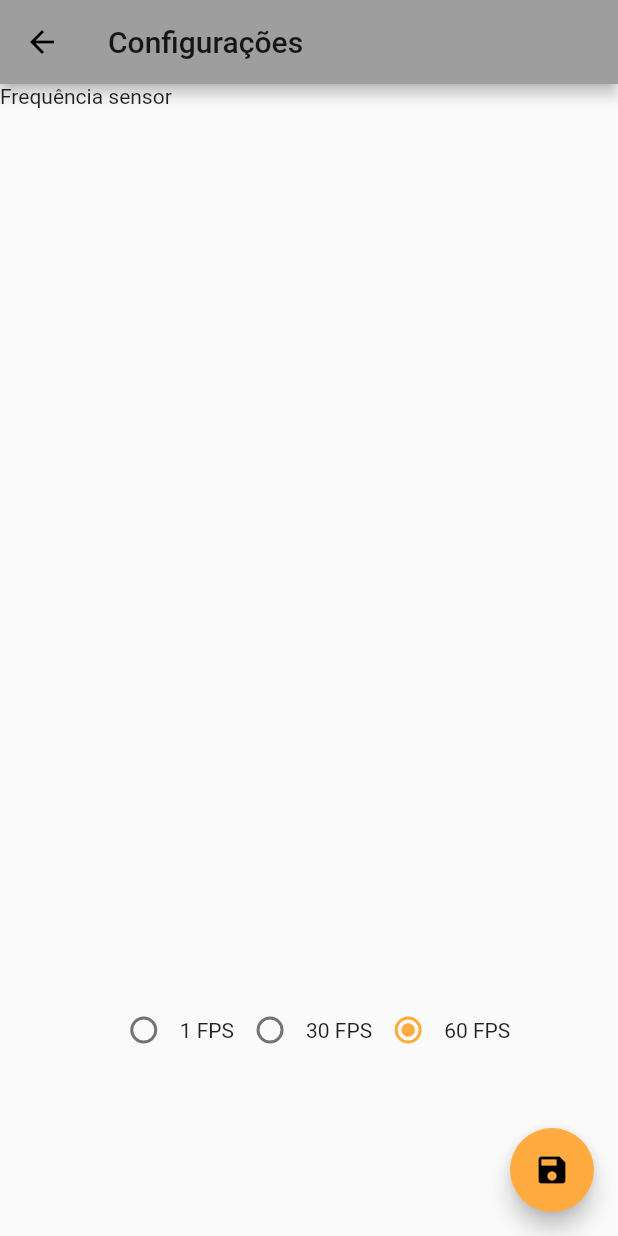
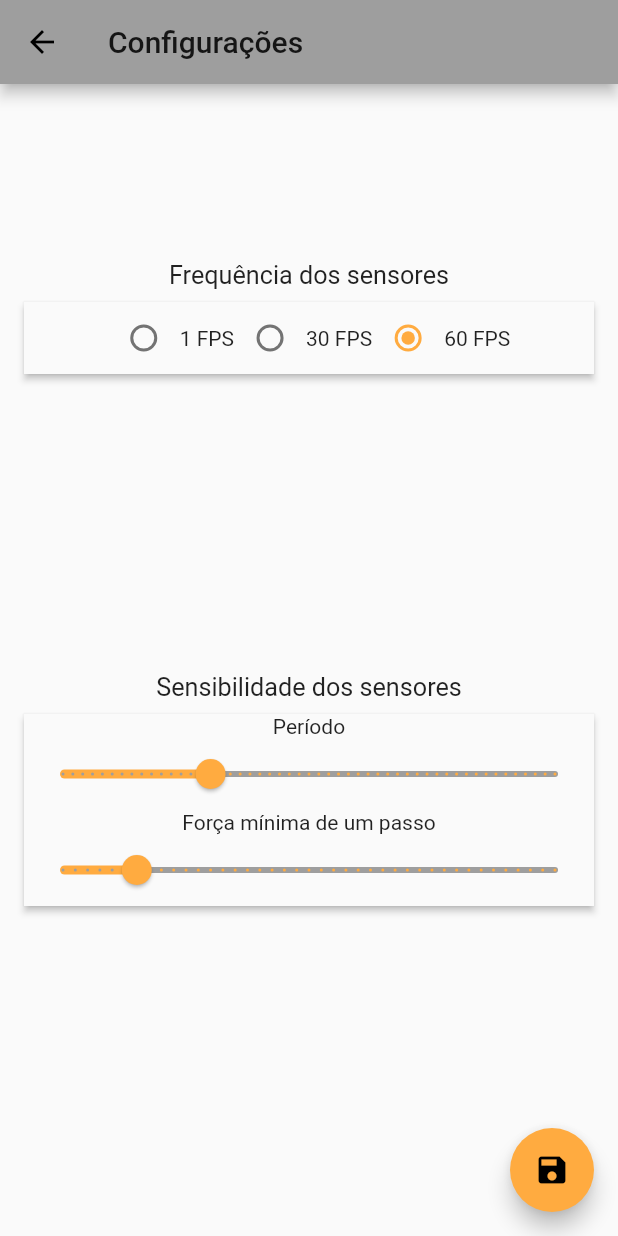
Before and after one commit to stlandre/Step-Counter, a Flutter app: the Settings screen opened directly, on a phone screen of 412 x 824 dp. Run offline on Flutter 3.47's test engine with Material 2 defaults, Android fonts, the phone set to English and light mode, and no system bars; missing offline and left inert: motion_sensors.

Commit message:
Layout da tela configurações (settings.dart) e chamada da mesma no dashboard. (ainda não funcional)

```diff
--- a/lib/screens/settings.dart
+++ b/lib/screens/settings.dart
@@ -7,6 +7,8 @@ import 'package:steps/model/steps.dart';
 import 'package:vector_math/vector_math_64.dart' hide Colors;
 import 'package:motion_sensors/motion_sensors.dart';
 import 'package:steps/main.dart';
+
+import 'dashboard.dart';
 
 class Settings extends StatefulWidget {
   @override
@@ -30,40 +32,125 @@ class SettingsState extends State<Settings> {
       ),
       body: Material(
         child: Column(
-          mainAxisAlignment: MainAxisAlignment.spaceBetween,
+          mainAxisAlignment: MainAxisAlignment.center,
           crossAxisAlignment: CrossAxisAlignment.start,
           children: <Widget>[
-            Text('Frequência sensor'),
             Container(
               padding: const EdgeInsets.all(8.0),
               height: MediaQuery.of(context).size.height/3, //talvez haja uma maneira melhor de fazer isso. Talvez apresente problema ao rotacionar a tela
               width: MediaQuery.of(context).size.width,
               child: Center(
                 child:
-                  Row(
+                  Column(
+                    children: <Widget>[
+                      Text(
+                        'Frequência dos sensores',
+                        textScaleFactor: 1.2,
+                      ),
+                      Padding(
+                        padding: const EdgeInsets.all(8.0),
+                        child: Material(
+                          //shadowColor: Theme.of(context).primaryColor,
+                          elevation: 2.0,
+                          child: Row(
                             mainAxisAlignment: MainAxisAlignment.center,
-                    children: [
+                            children: <Widget>[
                               Radio(
                                 value: 1,
                                 groupValue: _groupValue,
-                        onChanged: (dynamic value){ }, /*=> setUpdateInterval(
+                                onChanged: (dynamic value){
+                                  setState(() {
+                                    _groupValue = value;
+                                  });
+                                }, /*=> setUpdateInterval(
                       value, Duration.microsecondsPerSecond ~/ 1),*/
                               ),
                               Text("1 FPS"),
                               Radio(
                                 value: 2,
                                 groupValue: _groupValue,
-                        onChanged: (dynamic value){ }, /*=> setUpdateInterval(
+                                onChanged: (dynamic value){
+                                  setState(() {
+                                    _groupValue = value;
+                                  });
+                                }, /*=> setUpdateInterval(
                       value, Duration.microsecondsPerSecond ~/ 30),*/
                               ),
                               Text("30 FPS"),
                               Radio(
                                 value: 3,
                                 groupValue: _groupValue,
-                        onChanged: (dynamic value){ }, /*=> setUpdateInterval(
+                                onChanged: (dynamic value){
+                                  setState(() {
+                                    _groupValue = value;
+                                  });
+                                }, /*=> setUpdateInterval(
                       value, Duration.microsecondsPerSecond ~/ 60),*/
                               ),
                               Text("60 FPS"),
+                            ],
+                          ),
+                        ),
+                      ),
+
+                    ],
+                  ),
+              ),
+            ),
+            Container(
+              padding: const EdgeInsets.all(8.0),
+              height: MediaQuery.of(context).size.height/3, //talvez haja uma maneira melhor de fazer isso. Talvez apresente problema ao rotacionar a tela
+              width: MediaQuery.of(context).size.width,
+              child: Center(
+                child:
+                Column(
+                  children: <Widget>[
+                    Text(
+                      'Sensibilidade dos sensores',
+                      textScaleFactor: 1.2,
+                    ),
+                    Padding(
+                      padding: const EdgeInsets.all(8.0),
+                      child: Material(
+                        elevation: 2.0,
+                        child: Column(
+                          mainAxisAlignment: MainAxisAlignment.center,
+                          children: <Widget>[
+                            Text('Período'),
+                            Slider(
+                              value: _parametroPeriodo,
+                              min: 0,
+                              max: 50,
+                              divisions: 50,
+                              label: _parametroPeriodo.toString(),
+                              onChanged: (double value) {
+                                setState(() {
+                                  _parametroPeriodo = value;
+                                });
+                              },
+                              activeColor: Theme.of(context).accentColor,
+                              inactiveColor: Theme.of(context).primaryColor,
+                            ),
+                            Text('Força mínima de um passo'),
+                            Slider(
+                              value: _parametroAceleracaoUserzMax,
+                              min: 0,
+                              max: 4,
+                              divisions: 40,
+                              label: _parametroAceleracaoUserzMax.toString(),
+                              onChanged: (double value) {
+                                setState(() {
+                                  _parametroAceleracaoUserzMax = value;
+                                });
+                              },
+                              activeColor: Theme.of(context).accentColor,
+                              inactiveColor: Theme.of(context).primaryColor,
+                            ),
+                          ],
+                        ),
+                      ),
+                    ),
+
                   ],
                 ),
               ),
```
Also changed, not shown: lib/screens/dashboard.dart (+19 -3 lines). Lines whose indentation alone changed are shown as unchanged.
